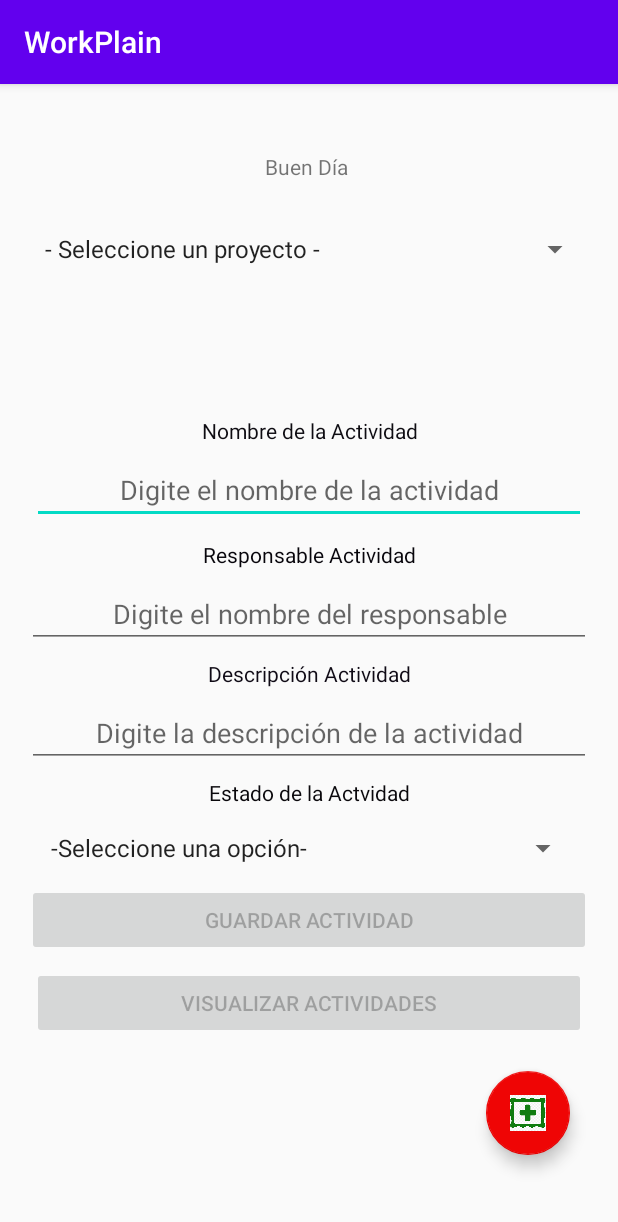
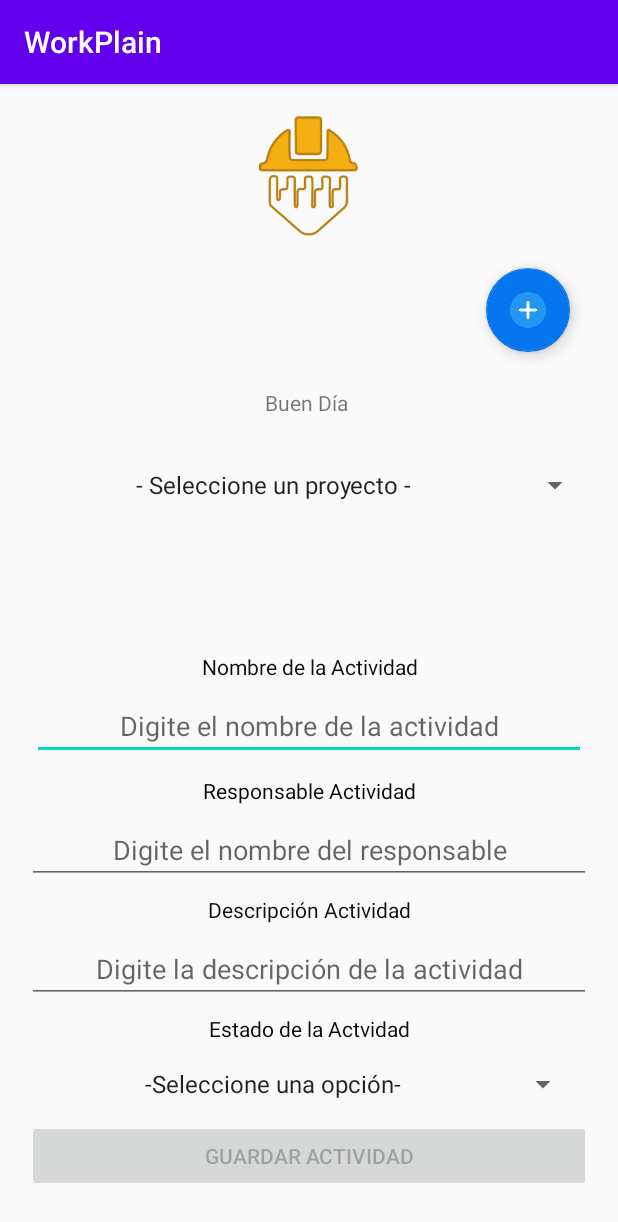
Before and after one commit to roheru/ProjectAndroid, an Android app: the fragment ActivitiesExecuting shown on its own in the app's theme, on a phone screen of 412 x 824 dp. Shown: the top 1222 px of the screen. Run offline under Robolectric (Android 15) with nearby library versions, the phone set to English and light mode, and no system bars; our stand-ins replace Firebase (no records; nobody signed in at launch, a user with empty details on screens opened directly).

Commit message:
updating icon new project

```diff
--- a/source/APP1/app/src/main/res/layout/activity_login2.xml
+++ b/source/APP1/app/src/main/res/layout/activity_login2.xml
@@ -69,6 +69,7 @@
         android:layout_height="wrap_content"
         android:layout_margin="10dp"
         android:gravity="center"
+        android:textAlignment="center"
         android:layout_gravity="center"
         />
 
--- a/source/APP1/app/src/main/res/layout/fragment_activities_executing.xml
+++ b/source/APP1/app/src/main/res/layout/fragment_activities_executing.xml
@@ -12,6 +12,21 @@
     android:orientation="vertical"
     android:layout_height="match_parent"
     tools:context=".ActivitiesExecuting">
+    <ImageView
+        android:id="@+id/imageView2"
+        android:layout_width="80dp"
+        android:layout_height="80dp"
+        android:layout_gravity="center"
+        android:layout_margin="5dp"
+        android:src="@drawable/logo" />W
+    <com.google.android.material.floatingactionbutton.FloatingActionButton
+        android:id="@+id/fab"
+        android:layout_width="wrap_content"
+        android:layout_height="wrap_content"
+        android:layout_gravity="bottom|end"
+        android:layout_margin="@dimen/fab_margin"
+        app:backgroundTint="#0576EF"
+        app:srcCompat="@drawable/plus" />
 
     <!-- TODO: Update blank fragment layout -->
     <TextView
@@ -40,6 +55,7 @@
         android:layout_height="wrap_content"
         android:layout_margin="2dp"
         android:gravity="center"
+        android:textAlignment="center"
         android:layout_gravity="center" />
 
 
@@ -133,6 +149,7 @@
         android:layout_height="wrap_content"
         android:layout_margin="10dp"
         android:gravity="center"
+        android:textAlignment="center"
         android:layout_gravity="center" />
 
     <Button
@@ -155,14 +172,6 @@
         android:text="Visualizar Actividades"
         android:enabled="false"/>
 
-    <com.google.android.material.floatingactionbutton.FloatingActionButton
-        android:id="@+id/fab"
-        android:layout_width="wrap_content"
-        android:layout_height="wrap_content"
-        android:layout_gravity="bottom|end"
-        android:layout_margin="@dimen/fab_margin"
-        app:backgroundTint="#EF0505"
-        app:srcCompat="@drawable/plus" />
 
 
 </LinearLayout>
--- a/source/APP1/app/src/main/res/navigation/mobile_navigation.xml
+++ b/source/APP1/app/src/main/res/navigation/mobile_navigation.xml
@@ -22,7 +22,7 @@
     <fragment
         android:id="@+id/activitiesExecuting"
         android:name="com.example.app1.ActivitiesExecuting"
-        android:label="fragment_activities_executing"
+        android:label="Ejecución de Actividades"
         tools:layout="@layout/fragment_activities_executing" />
     <fragment
         android:id="@+id/workTask"
```
Also changed, not shown: source/APP1/app/src/main/res/drawable/plus.png.
